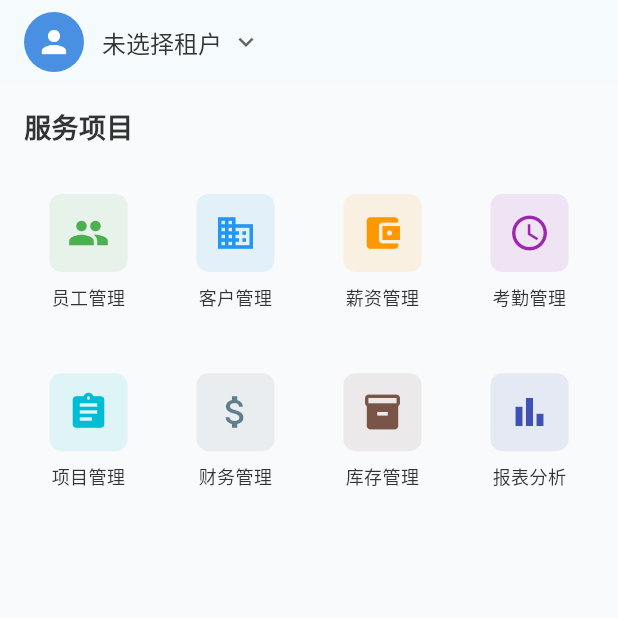
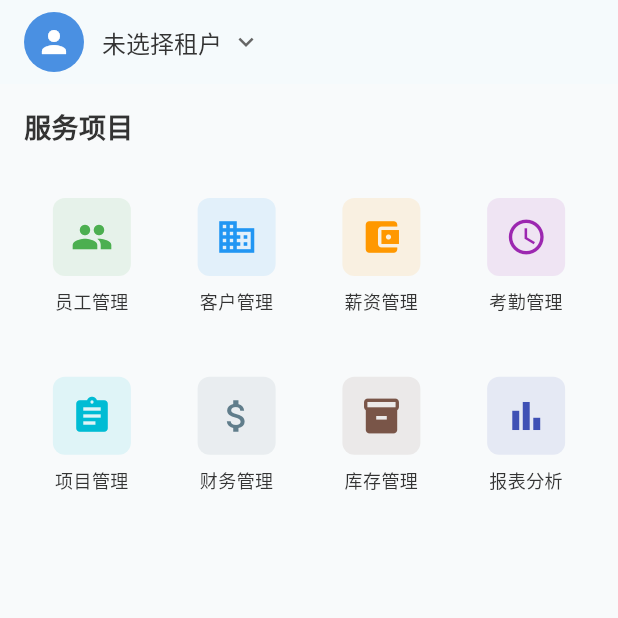
Before and after one commit to youbiaokachi123/xintai_erp_app, a Flutter app: the HomeScreen screen opened directly, on a phone screen of 412 x 824 dp, the top half of it. Run offline on Flutter 3.47's test engine with Material 3 defaults, Android fonts, the light colour scheme and no system bars; our stand-ins replace flutter_dotenv, supabase_flutter; accounts and stored records are empty.

Commit message:
feat:优化首页宫格距离

```diff
--- a/lib/screens/home_screen.dart
+++ b/lib/screens/home_screen.dart
@@ -206,8 +206,8 @@ class _HomeScreenState extends State<HomeScreen> {
       physics: const NeverScrollableScrollPhysics(),
       gridDelegate: const SliverGridDelegateWithFixedCrossAxisCount(
         crossAxisCount: 4,
-        crossAxisSpacing: 12,
-        mainAxisSpacing: 12,
+        crossAxisSpacing: 6,
+        mainAxisSpacing: 6,
         childAspectRatio: 0.8,
       ),
       itemCount: services.length,
```
